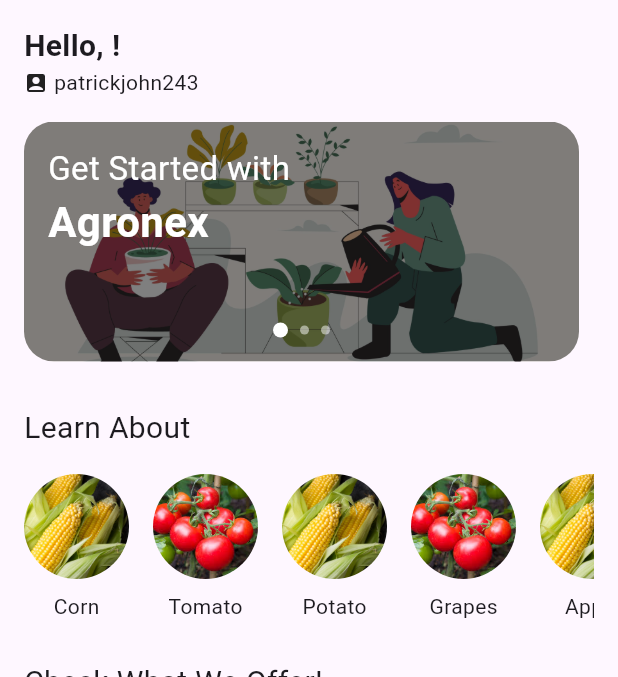
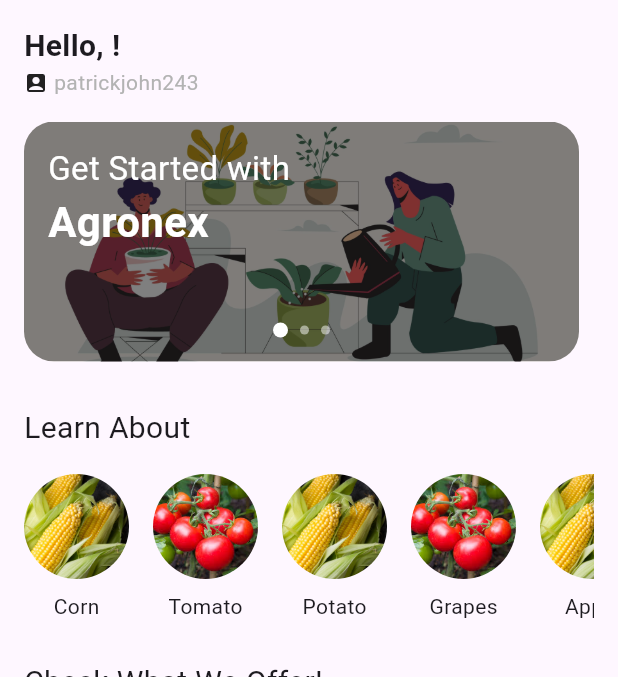
Before and after one commit to brentibanez331/plant-disease-thesis, a Flutter app: the Dashboard screen opened directly with empty values, on a phone screen of 412 x 824 dp, the part 84-761 px from its top. Run offline on Flutter 3.47's test engine with Material 3 defaults, Android fonts, the phone set to English and light mode, and no system bars; our stand-ins replace firebase_auth, firebase_core, flutter_dotenv, flutter_secure_storage, image_picker; accounts and stored records are empty; network calls fail; Roboto replaces fonts that are missing (InriaSerif-Regular).

Commit message:
add content in home page

```diff
--- a/lib/pages/home.dart
+++ b/lib/pages/home.dart
@@ -3,6 +3,9 @@ import 'package:thesis/models/user.dart';
 import 'package:thesis/widgets/collectionWidgets.dart';
 import 'package:thesis/widgets/circleContainerWidgets.dart';
 import 'package:thesis/widgets/offerCardWidgets.dart';
+import 'package:thesis/pages/plantInfo/corn_data.dart';
+import 'package:thesis/pages/plantInfo/tomato_data.dart';
+import 'package:thesis/pages/community.dart';
 
 class HomePage extends StatefulWidget {
   final UserModel user;
@@ -37,7 +40,10 @@ class _HomePageState extends State<HomePage> {
                   SizedBox(
                     width: 4,
                   ),
-                  Text("patrickjohn243") //${widget.user.userName}
+                  Text(
+                    "patrickjohn243",
+                    style: TextStyle(color: Color.fromARGB(255, 179, 179, 179)),
+                  ) //${widget.user.userName}
                 ],
               ),
               const SizedBox(
@@ -52,12 +58,12 @@ class _HomePageState extends State<HomePage> {
                 mainTexts: [
                   'Get Started with',
                   'Check our latest',
-                  'Check our latest',
+                  'Interact with the',
                 ],
                 titleTexts: [
                   'Agronex',
                   'Updates',
-                  'Updates',
+                  'Community',
                 ],
               ),
               const SizedBox(
@@ -69,7 +75,13 @@ class _HomePageState extends State<HomePage> {
                   fontSize: 20,
                 ),
               ),
-              const CircleContainerWidgets(imagePaths: [
+              const CircleContainerWidgets(pageContext: [
+                CornData(),
+                TomatoData(),
+                CornData(),
+                CornData(),
+                CornData(),
+              ], imagePaths: [
                 'img/corn.jpeg',
                 'img/tomato.jpeg',
                 'img/corn.jpeg',
@@ -91,17 +103,14 @@ class _HomePageState extends State<HomePage> {
                 imagePaths: [
                   'img/homepage.png',
                   'img/homepage.png',
-                  'img/homepage.png',
                 ],
                 titles: [
                   'Community Page',
                   'Identify and Treat Diseases',
-                  'Special Offer 3',
                 ],
                 subText: [
                   'Like · Share · Comment',
                   'Picture · Send · Identify',
-                  'erer',
                 ],
               ),
             ],
--- a/lib/utils/colors.dart
+++ b/lib/utils/colors.dart
@@ -1,11 +1,12 @@
 import 'package:flutter/material.dart';
 
 class AppColors {
-  static Color primary = Color.fromARGB(255, 240, 240, 240);
+  static Color primary = const Color.fromARGB(255, 240, 240, 240);
   static Color secondary = const Color.fromARGB(255, 114, 191, 120);
-  static Color tertiary = Color.fromARGB(255, 222, 255, 225);
+  static Color tertiary = const Color.fromARGB(255, 222, 255, 225);
   static Color buttonBackground = Colors.blue;
   static Color cardBackground = Colors.white;
   static Color danger = Colors.red;
   static Color success = Colors.green;
+  static Color subText = const Color.fromARGB(255, 179, 179, 179);
 }
--- a/lib/widgets/circleContainerWidgets.dart
+++ b/lib/widgets/circleContainerWidgets.dart
@@ -1,11 +1,13 @@
 import 'package:flutter/material.dart';
 
 class CircleContainerWidgets extends StatelessWidget {
+  final List<Widget> pageContext;
   final List<String> imagePaths;
   final List<String> foodNames;
 
   const CircleContainerWidgets({
     super.key,
+    required this.pageContext,
     required this.imagePaths,
     required this.foodNames,
   });
@@ -27,6 +29,13 @@ class CircleContainerWidgets extends StatelessWidget {
           itemBuilder: (context, index) {
             return Padding(
               padding: const EdgeInsets.only(right: 16),
+              child: GestureDetector(
+                onTap: () {
+                  Navigator.push(
+                      context,
+                      MaterialPageRoute(
+                          builder: (context) => pageContext[index]));
+                },
                 child: Column(
                   children: [
                     CircleAvatar(
@@ -40,6 +49,7 @@ class CircleContainerWidgets extends StatelessWidget {
                     ),
                   ],
                 ),
+              ),
             );
           },
         ),
--- a/lib/widgets/offerCardWidgets.dart
+++ b/lib/widgets/offerCardWidgets.dart
@@ -1,4 +1,5 @@
 import 'package:flutter/material.dart';
+import 'package:thesis/utils/colors.dart';
 
 class OfferCardWidgets extends StatelessWidget {
   final List<String> imagePaths;
@@ -53,9 +54,8 @@ class OfferCardWidgets extends StatelessWidget {
                         ),
                         Text(
                           subText[index],
-                          style: const TextStyle(
-                              fontSize: 14,
-                              color: Color.fromARGB(255, 179, 179, 179)),
+                          style:
+                              TextStyle(fontSize: 14, color: AppColors.subText),
                         ),
                       ],
                     ),
```
Also changed, not shown: lib/pages/plantInfo/corn_data.dart (added, +116 -0 lines), lib/pages/plantInfo/tomato_data.dart (added, +106 -0 lines). Lines whose indentation alone changed are shown as unchanged.
